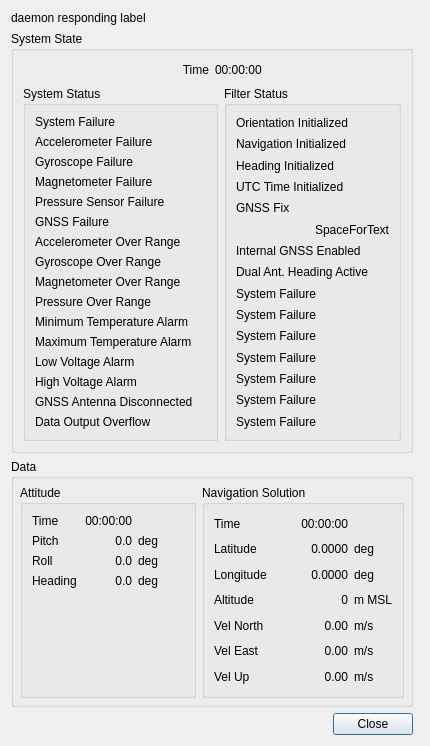
The window that src/hcrgui/SpatialFogDetails.ui (NCAR/HCR_instrument) describes before a commit, drawn with Qt 5.
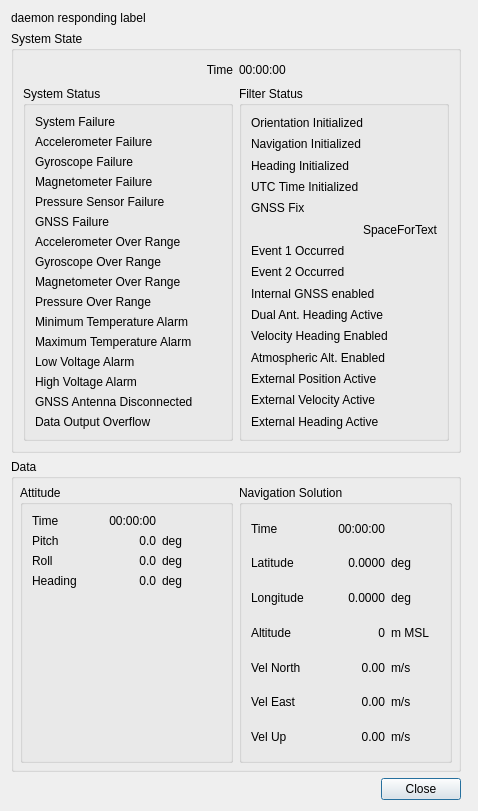
The same window after the commit. Icons and pictures are not drawn.

Commit message: Switch INS from C-MIGITS to SpatialFog in GUI

Patch:
```diff
--- a/src/hcrgui/SpatialFogDetails.ui
+++ b/src/hcrgui/SpatialFogDetails.ui
@@ -6,8 +6,8 @@
    <rect>
     <x>0</x>
     <y>0</y>
-    <width>430</width>
-    <height>746</height>
+    <width>478</width>
+    <height>811</height>
    </rect>
   </property>
   <property name="windowTitle">
@@ -420,7 +420,7 @@
          <item row="10" column="0">
           <widget class="QLabel" name="systemFailureLabel_25">
            <property name="text">
-            <string>System Failure</string>
+            <string>Velocity Heading Enabled</string>
            </property>
           </widget>
          </item>
@@ -452,9 +452,9 @@
           </widget>
          </item>
          <item row="9" column="0">
-          <widget class="QLabel" name="systemFailureLabel_24">
+          <widget class="QLabel" name="dualAntHeadingActiveLabel">
            <property name="text">
-            <string>System Failure</string>
+            <string>Dual Ant. Heading Active</string>
            </property>
           </widget>
          </item>
@@ -503,16 +503,16 @@
           </widget>
          </item>
          <item row="7" column="0">
-          <widget class="QLabel" name="dualAntHeadingActiveLabel">
+          <widget class="QLabel" name="event2OccurredLabel">
            <property name="text">
-            <string>Dual Ant. Heading Active</string>
+            <string>Event 2 Occurred</string>
            </property>
           </widget>
          </item>
          <item row="11" column="0">
           <widget class="QLabel" name="systemFailureLabel_26">
            <property name="text">
-            <string>System Failure</string>
+            <string>Atmospheric Alt. Enabled</string>
            </property>
           </widget>
          </item>
@@ -526,48 +526,48 @@
          <item row="13" column="0">
           <widget class="QLabel" name="systemFailureLabel_28">
            <property name="text">
-            <string>System Failure</string>
+            <string>External Velocity Active</string>
            </property>
           </widget>
          </item>
          <item row="6" column="0">
+          <widget class="QLabel" name="event1OccurredLabel">
+           <property name="text">
+            <string>Event 1 Occurred</string>
+           </property>
+          </widget>
+         </item>
+         <item row="6" column="1">
+          <widget class="QLabel" name="event1OccurredLed">
+           <property name="text">
+            <string/>
+           </property>
+           <property name="pixmap">
+            <pixmap resource="HcrGuiMainWindow.qrc">:/greenLED_off.png</pixmap>
+           </property>
+          </widget>
+         </item>
+         <item row="12" column="0">
+          <widget class="QLabel" name="externalPositionActiveLabel">
+           <property name="text">
+            <string>External Position Active</string>
+           </property>
+          </widget>
+         </item>
+         <item row="9" column="1">
+          <widget class="QLabel" name="dualAntHeadingActiveLed">
+           <property name="text">
+            <string/>
+           </property>
+           <property name="pixmap">
+            <pixmap resource="HcrGuiMainWindow.qrc">:/greenLED_off.png</pixmap>
+           </property>
+          </widget>
+         </item>
+         <item row="8" column="0">
           <widget class="QLabel" name="internalGnssEnabledLabel">
            <property name="text">
-            <string>Internal GNSS Enabled</string>
-           </property>
-          </widget>
-         </item>
-         <item row="6" column="1">
-          <widget class="QLabel" name="internalGnssEnabledLed">
-           <property name="text">
-            <string/>
-           </property>
-           <property name="pixmap">
-            <pixmap resource="HcrGuiMainWindow.qrc">:/greenLED_off.png</pixmap>
-           </property>
-          </widget>
-         </item>
-         <item row="12" column="0">
-          <widget class="QLabel" name="systemFailureLabel_27">
-           <property name="text">
-            <string>System Failure</string>
-           </property>
-          </widget>
-         </item>
-         <item row="9" column="1">
-          <widget class="QLabel" name="systemFailureLed_24">
-           <property name="text">
-            <string/>
-           </property>
-           <property name="pixmap">
-            <pixmap resource="HcrGuiMainWindow.qrc">:/greenLED_off.png</pixmap>
-           </property>
-          </widget>
-         </item>
-         <item row="8" column="0">
-          <widget class="QLabel" name="systemFailureLabel_23">
-           <property name="text">
-            <string>System Failure</string>
+            <string>Internal GNSS enabled</string>
            </property>
           </widget>
          </item>
@@ -579,7 +579,7 @@
           </widget>
          </item>
          <item row="8" column="1">
-          <widget class="QLabel" name="systemFailureLed_23">
+          <widget class="QLabel" name="internalGnssEnabledLed">
            <property name="text">
             <string/>
            </property>
@@ -591,7 +591,7 @@
          <item row="14" column="0">
           <widget class="QLabel" name="systemFailureLabel_29">
            <property name="text">
-            <string>System Failure</string>
+            <string>External Heading Active</string>
            </property>
           </widget>
          </item>
@@ -616,7 +616,7 @@
           </widget>
          </item>
          <item row="7" column="1">
-          <widget class="QLabel" name="dualAntHeadingActiveLed">
+          <widget class="QLabel" name="event2OccurredLed">
            <property name="text">
             <string/>
            </property>
```
Left out of the diff: 18 changed lines with no effect on the pictures. The commit also changes 6 other files.
